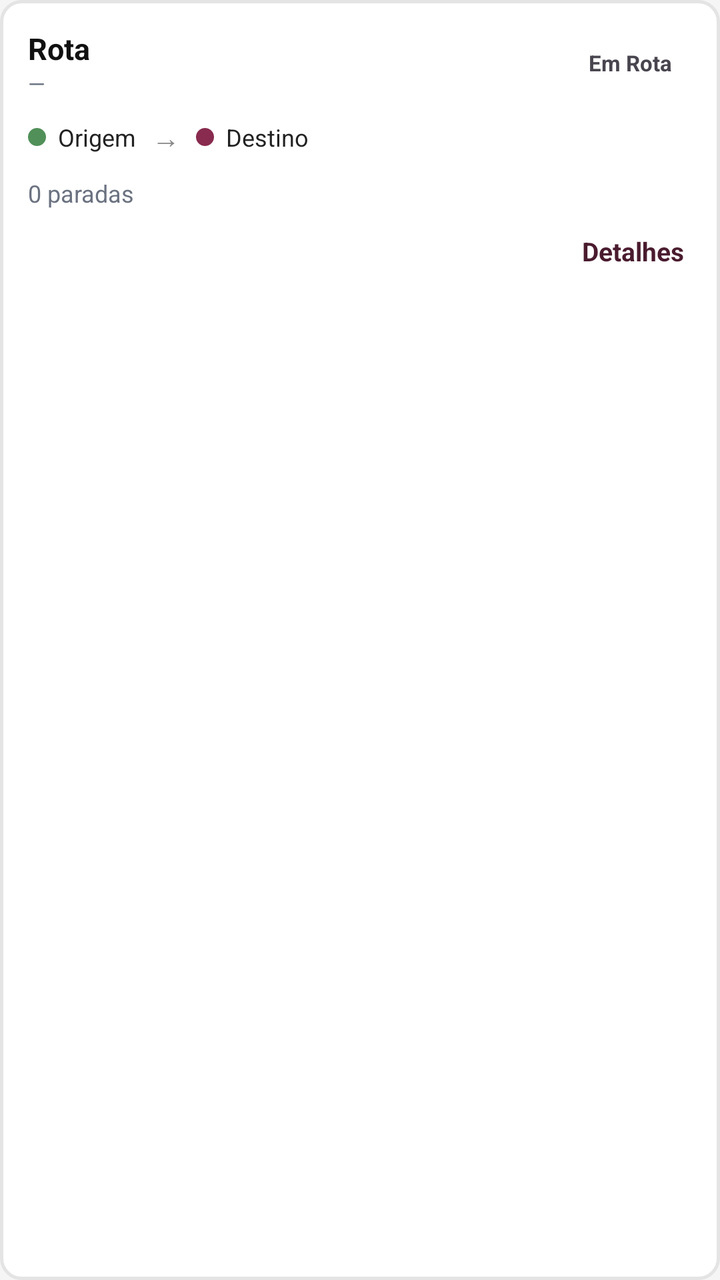
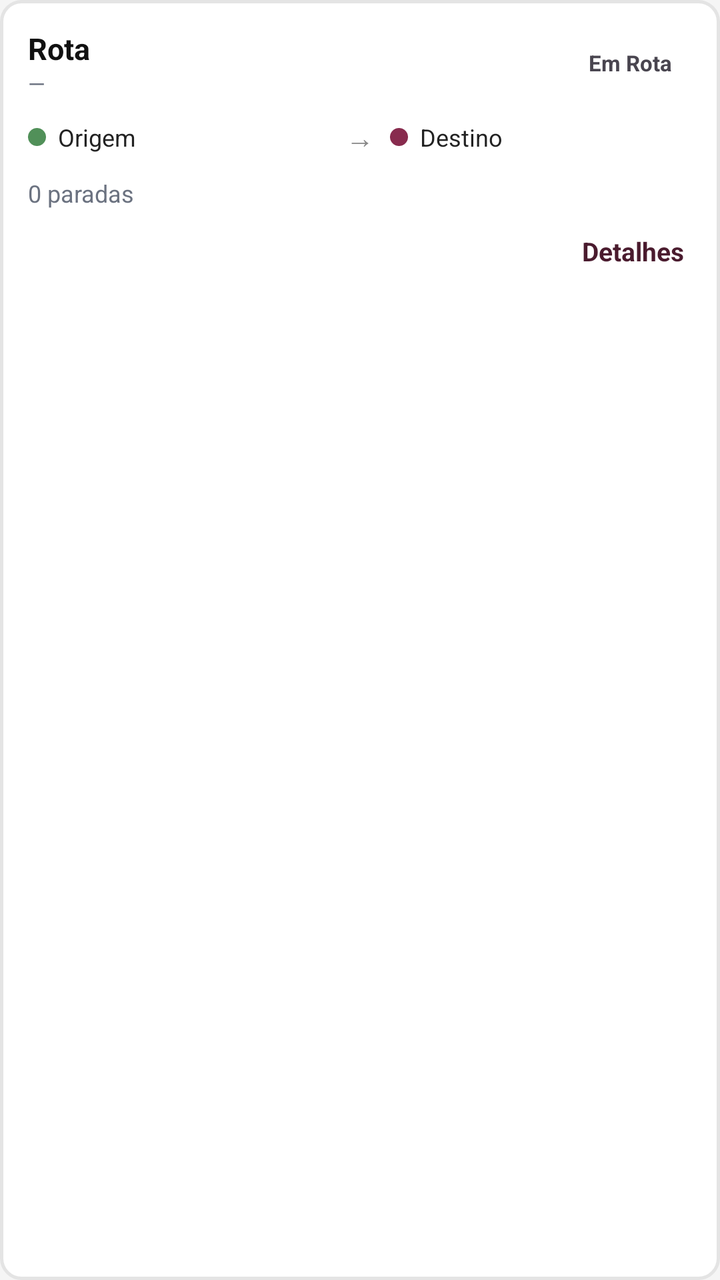

Screens rendered from an Android XML layout before and after an edit, with the pre-edit source and the edit as a unified diff.
<!-- AndroidManifest.xml: application theme Theme.Renovai -->
<!-- res/layout/item_motorista_rota.xml -->
<?xml version="1.0" encoding="utf-8"?>
<LinearLayout xmlns:android="http://schemas.android.com/apk/res/android"
    android:id="@+id/cardRotaM" android:layout_width="match_parent" android:layout_height="wrap_content" android:layout_marginBottom="10dp"
    android:background="@drawable/status_card_cooperado_background" android:orientation="vertical" android:padding="14dp">
    <LinearLayout android:layout_width="match_parent" android:layout_height="wrap_content" android:gravity="center_vertical" android:orientation="horizontal">
        <LinearLayout android:layout_width="0dp" android:layout_height="wrap_content" android:layout_weight="1" android:orientation="vertical">
            <TextView android:id="@+id/txtRotaMNome" android:layout_width="wrap_content" android:layout_height="wrap_content"
                android:text="Rota" android:textColor="#111111" android:textSize="15sp" android:textStyle="bold" />
            <TextView android:id="@+id/txtRotaMSub" style="@style/G.Sub" android:layout_width="wrap_content" android:layout_height="wrap_content" android:text="—" android:textSize="11sp" />
        </LinearLayout>
        <TextView android:id="@+id/txtRotaMBadge" android:layout_width="wrap_content" android:layout_height="wrap_content"
            android:paddingStart="10dp" android:paddingEnd="10dp" android:paddingTop="4dp" android:paddingBottom="4dp" android:text="Em Rota" android:textSize="11sp" android:textStyle="bold" />
    </LinearLayout>
    <LinearLayout android:layout_width="match_parent" android:layout_height="wrap_content" android:layout_marginTop="10dp" android:gravity="center_vertical" android:orientation="horizontal">
        <View android:layout_width="9dp" android:layout_height="9dp" android:background="@drawable/avatar_green_background" />
        <TextView android:id="@+id/txtRotaMOrigem" android:layout_width="wrap_content" android:layout_height="wrap_content" android:layout_marginStart="6dp" android:text="Origem" android:textColor="#222222" android:textSize="12sp" />
        <TextView android:layout_width="wrap_content" android:layout_height="wrap_content" android:layout_marginStart="8dp" android:layout_marginEnd="8dp" android:text="→" android:textColor="#888888" />
        <View android:layout_width="9dp" android:layout_height="9dp" android:background="@drawable/avatar_maroon_background" />
        <TextView android:id="@+id/txtRotaMDestino" android:layout_width="wrap_content" android:layout_height="wrap_content" android:layout_marginStart="6dp" android:text="Destino" android:textColor="#222222" android:textSize="12sp" />
    </LinearLayout>
    <LinearLayout android:layout_width="match_parent" android:layout_height="wrap_content" android:layout_marginTop="10dp" android:orientation="horizontal">
        <TextView android:id="@+id/txtRotaMResumo" style="@style/G.Sub" android:layout_width="0dp" android:layout_height="wrap_content" android:layout_weight="1" android:text="0 paradas" android:textSize="12sp" />
        <TextView android:id="@+id/txtRotaMProgresso" android:layout_width="wrap_content" android:layout_height="wrap_content" android:text="" android:textColor="#519059" android:textSize="12sp" android:textStyle="bold" android:visibility="gone" />
    </LinearLayout>
    <ProgressBar android:id="@+id/barRotaM" style="?android:attr/progressBarStyleHorizontal" android:layout_width="match_parent" android:layout_height="7dp" android:layout_marginTop="8dp"
        android:max="100" android:progress="0" android:progressTint="#882B4E" android:visibility="gone" />
    <TextView android:id="@+id/txtRotaMDetalhes" android:layout_width="match_parent" android:layout_height="wrap_content" android:layout_marginTop="8dp"
        android:gravity="end" android:padding="4dp" android:text="Detalhes" android:textColor="#4A1B2E" android:textSize="13sp" android:textStyle="bold" />
</LinearLayout>
<!-- resources referenced by this layout -->
<resources>
  <!-- drawable avatar_green_background (drawable) -->
  <shape xmlns:android="http://schemas.android.com/apk/res/android" android:shape="oval"><solid android:color="#519059"/></shape>
  <!-- drawable avatar_maroon_background (drawable) -->
  <shape xmlns:android="http://schemas.android.com/apk/res/android" android:shape="oval"><solid android:color="#882B4E"/></shape>
  <!-- drawable status_card_cooperado_background (drawable) -->
  <shape xmlns:android="http://schemas.android.com/apk/res/android">
      <solid android:color="#FFFFFF"/>
      <corners android:radius="10dp"/>
      <stroke android:width="1.5dp" android:color="#E4E4E4"/>
  </shape>
  <style name="G.Sub">
          <item name="android:textSize">12sp</item>
          <item name="android:textColor">#6B7280</item>
      </style>
  <style name="Theme.Renovai" parent="Base.Theme.Renovai" />
  <color name="vinho">#882B4E</color>
  <color name="white">#FFFFFFFF</color>
  <color name="vinho_claro">#F6E7ED</color>
  <color name="verde">#519059</color>
  <color name="verde_claro">#E3EFE4</color>
  <color name="background_light_cooperado">#F5F5F5</color>
  <style name="ThemeOverlay.Renovai.Dialogo" parent="ThemeOverlay.Material3.MaterialAlertDialog">
          <item name="colorPrimary">@color/vinho</item>
          <item name="colorSurface">@color/white</item>
          <item name="alertDialogStyle">@style/Renovai.Popup</item>
          <item name="materialAlertDialogTitleTextStyle">@style/Renovai.Popup.Titulo</item>
          <item name="materialAlertDialogBodyTextStyle">@style/Renovai.Popup.Texto</item>
          <item name="buttonBarPositiveButtonStyle">@style/Renovai.Popup.BotaoPrincipal</item>
          <item name="buttonBarNegativeButtonStyle">@style/Renovai.Popup.BotaoTexto</item>
          <item name="buttonBarNeutralButtonStyle">@style/Renovai.Popup.BotaoTexto</item>
      </style>
  <style name="Renovai.Popup" parent="MaterialAlertDialog.Material3">
          <item name="backgroundTint">@color/white</item>
          <item name="shapeAppearance">@style/Renovai.Popup.Forma</item>
          <item name="shapeAppearanceOverlay">@null</item>
      </style>
  <style name="Renovai.Popup.Titulo" parent="MaterialAlertDialog.Material3.Title.Text">
          <item name="android:textColor">@color/vinho</item>
          <item name="android:textSize">20sp</item>
          <item name="android:textStyle">bold</item>
      </style>
  <style name="Renovai.Popup.Texto" parent="MaterialAlertDialog.Material3.Body.Text">
          <item name="android:textColor">@color/popup_texto</item>
          <item name="android:textSize">15sp</item>
          <item name="android:lineSpacingExtra">3dp</item>
      </style>
  <style name="Renovai.Popup.BotaoPrincipal" parent="Widget.Material3.Button">
          <item name="backgroundTint">@color/popup_botao</item>
          <item name="android:textColor">@color/white</item>
          <item name="android:textStyle">bold</item>
          <item name="android:textAllCaps">false</item>
          <item name="cornerRadius">10dp</item>
          <item name="android:minHeight">44dp</item>
          <item name="android:paddingStart">22dp</item>
          <item name="android:paddingEnd">22dp</item>
          <item name="android:layout_marginStart">8dp</item>
          <item name="elevation">0dp</item>
      </style>
  <style name="Renovai.Popup.BotaoTexto" parent="Widget.Material3.Button.TextButton.Dialog">
          <item name="android:textColor">@color/vinho</item>
          <item name="android:textStyle">bold</item>
          <item name="android:textAllCaps">false</item>
      </style>
  <style name="Renovai.Popup.Forma" parent="">
          <item name="cornerFamily">rounded</item>
          <item name="cornerSize">20dp</item>
      </style>
  <color name="popup_texto">#6B7280</color>
  <color name="popup_botao">#C04775</color>
  <!-- unchanged entries left out for length: 1 -->
</resources>

<!-- the commit's change to res/layout/item_motorista_rota.xml (unified diff, before → after) -->
@@ -13,10 +13,12 @@
     </LinearLayout>
     <LinearLayout android:layout_width="match_parent" android:layout_height="wrap_content" android:layout_marginTop="10dp" android:gravity="center_vertical" android:orientation="horizontal">
         <View android:layout_width="9dp" android:layout_height="9dp" android:background="@drawable/avatar_green_background" />
-        <TextView android:id="@+id/txtRotaMOrigem" android:layout_width="wrap_content" android:layout_height="wrap_content" android:layout_marginStart="6dp" android:text="Origem" android:textColor="#222222" android:textSize="12sp" />
+        <TextView android:id="@+id/txtRotaMOrigem" android:layout_width="0dp" android:layout_height="wrap_content" android:layout_weight="1" android:layout_marginStart="6dp"
+            android:maxLines="2" android:ellipsize="end" android:text="Origem" android:textColor="#222222" android:textSize="12sp" />
         <TextView android:layout_width="wrap_content" android:layout_height="wrap_content" android:layout_marginStart="8dp" android:layout_marginEnd="8dp" android:text="→" android:textColor="#888888" />
         <View android:layout_width="9dp" android:layout_height="9dp" android:background="@drawable/avatar_maroon_background" />
-        <TextView android:id="@+id/txtRotaMDestino" android:layout_width="wrap_content" android:layout_height="wrap_content" android:layout_marginStart="6dp" android:text="Destino" android:textColor="#222222" android:textSize="12sp" />
+        <TextView android:id="@+id/txtRotaMDestino" android:layout_width="0dp" android:layout_height="wrap_content" android:layout_weight="1" android:layout_marginStart="6dp"
+            android:maxLines="2" android:ellipsize="end" android:text="Destino" android:textColor="#222222" android:textSize="12sp" />
     </LinearLayout>
     <LinearLayout android:layout_width="match_parent" android:layout_height="wrap_content" android:layout_marginTop="10dp" android:orientation="horizontal">
         <TextView android:id="@+id/txtRotaMResumo" style="@style/G.Sub" android:layout_width="0dp" android:layout_height="wrap_content" android:layout_weight="1" android:text="0 paradas" android:textSize="12sp" />
